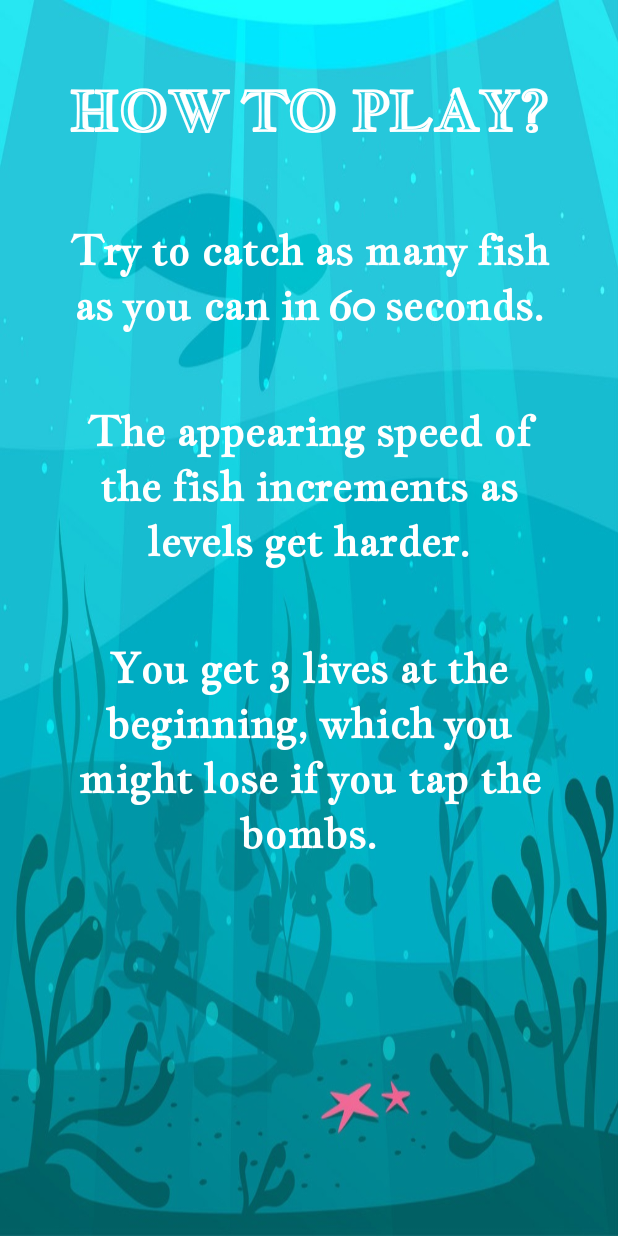
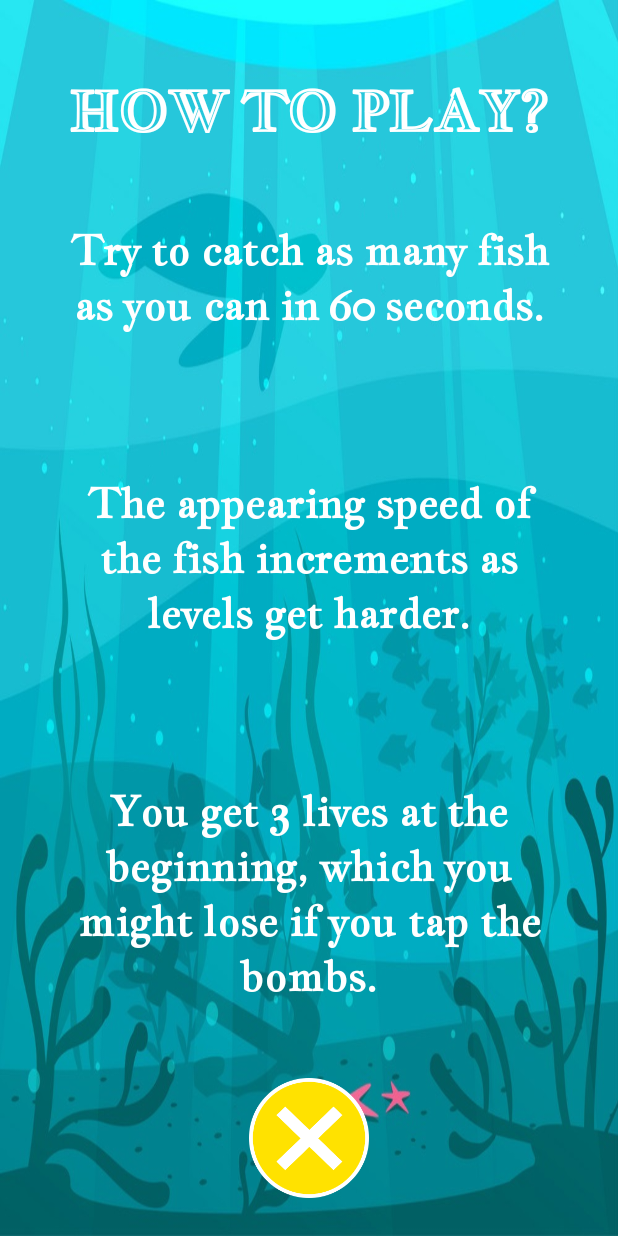
Before and after one commit to iremdnz/Escaper-Fish, an Android app: the screen it shows after launch (MainActivity4), after a tap on an icon or button, on a phone screen of 412 x 824 dp. Run offline under Robolectric (Android 15) with nearby library versions, the phone set to English and light mode, and no system bars.

Commit message:
fixed opening of same activity multiple times

```diff
--- a/app/src/main/java/com/arrow/escaperfish/MainActivity3.java
+++ b/app/src/main/java/com/arrow/escaperfish/MainActivity3.java
@@ -170,8 +170,8 @@ public class MainActivity3 extends AppCompatActivity {
             @Override
             public void onClick(DialogInterface dialogInterface, int i) {
                 save();
-                Intent intent1 = new Intent(getApplicationContext(),MainActivity2.class);
-                startActivity(intent1);
+                Intent intent = new Intent(getApplicationContext(),MainActivity2.class);
+                startActivity(intent);
                 finish();
             }
         });
@@ -179,8 +179,6 @@ public class MainActivity3 extends AppCompatActivity {
             @Override
             public void onClick(DialogInterface dialogInterface, int i) {
                 save();
-                Intent intent1 = new Intent(getApplicationContext(),MainActivity.class);
-                startActivity(intent1);
                 finish();
             }
         });
--- a/app/src/main/java/com/arrow/escaperfish/MainActivity4.java
+++ b/app/src/main/java/com/arrow/escaperfish/MainActivity4.java
@@ -16,9 +16,5 @@ public class MainActivity4 extends AppCompatActivity {
     }
 
     // onClick method to close help menu
-   /* public void close(View view) {
-        Intent intent = new Intent(MainActivity4.this,MainActivity.class);
-        startActivity(intent);
-        finish();
-    }*/
+    public void close(View view) { finish(); }
 }
--- a/app/src/main/res/layout/activity_main4.xml
+++ b/app/src/main/res/layout/activity_main4.xml
@@ -9,20 +9,18 @@
 
     <TextView
         android:id="@+id/textView5"
-        android:layout_width="0dp"
+        android:layout_width="329dp"
         android:layout_height="wrap_content"
-        android:layout_marginStart="41dp"
-        android:layout_marginTop="48dp"
-        android:layout_marginEnd="41dp"
+        android:layout_marginBottom="50dp"
         android:fontFamily="@font/jacques_francois"
         android:text="You get 3 lives at the beginning, which you might lose if you tap the bombs."
         android:textAlignment="center"
         android:textColor="#FFFFFF"
         android:textSize="28sp"
         android:textStyle="bold"
+        app:layout_constraintBottom_toTopOf="@+id/button"
         app:layout_constraintEnd_toEndOf="parent"
-        app:layout_constraintStart_toStartOf="parent"
-        app:layout_constraintTop_toBottomOf="@+id/textView4" />
+        app:layout_constraintStart_toStartOf="parent" />
 
     <TextView
         android:id="@+id/textView2"
@@ -41,11 +39,9 @@
 
     <TextView
         android:id="@+id/textView3"
-        android:layout_width="0dp"
+        android:layout_width="334dp"
         android:layout_height="wrap_content"
-        android:layout_marginStart="38dp"
         android:layout_marginTop="50dp"
-        android:layout_marginEnd="38dp"
         android:fontFamily="@font/jacques_francois"
         android:text="Try to catch as many fish as you can in 60 seconds."
         android:textAlignment="center"
@@ -58,19 +54,29 @@
 
     <TextView
         android:id="@+id/textView4"
-        android:layout_width="0dp"
+        android:layout_width="329dp"
         android:layout_height="wrap_content"
-        android:layout_marginStart="41dp"
-        android:layout_marginTop="47dp"
-        android:layout_marginEnd="41dp"
+        android:layout_marginTop="50dp"
+        android:layout_marginBottom="50dp"
         android:fontFamily="@font/jacques_francois"
         android:text="The appearing speed of the fish increments as levels get harder."
         android:textAlignment="center"
         android:textColor="#FFFFFF"
         android:textSize="28sp"
         android:textStyle="bold"
+        app:layout_constraintBottom_toTopOf="@+id/textView5"
         app:layout_constraintEnd_toEndOf="parent"
         app:layout_constraintStart_toStartOf="parent"
         app:layout_constraintTop_toBottomOf="@+id/textView3" />
 
+    <Button
+        android:id="@+id/button"
+        android:layout_width="80dp"
+        android:layout_height="80dp"
+        android:layout_marginBottom="25dp"
+        android:background="@drawable/close"
+        android:onClick="close"
+        app:layout_constraintBottom_toBottomOf="parent"
+        app:layout_constraintEnd_toEndOf="parent"
+        app:layout_constraintStart_toStartOf="parent" />
 </androidx.constraintlayout.widget.ConstraintLayout>
```
